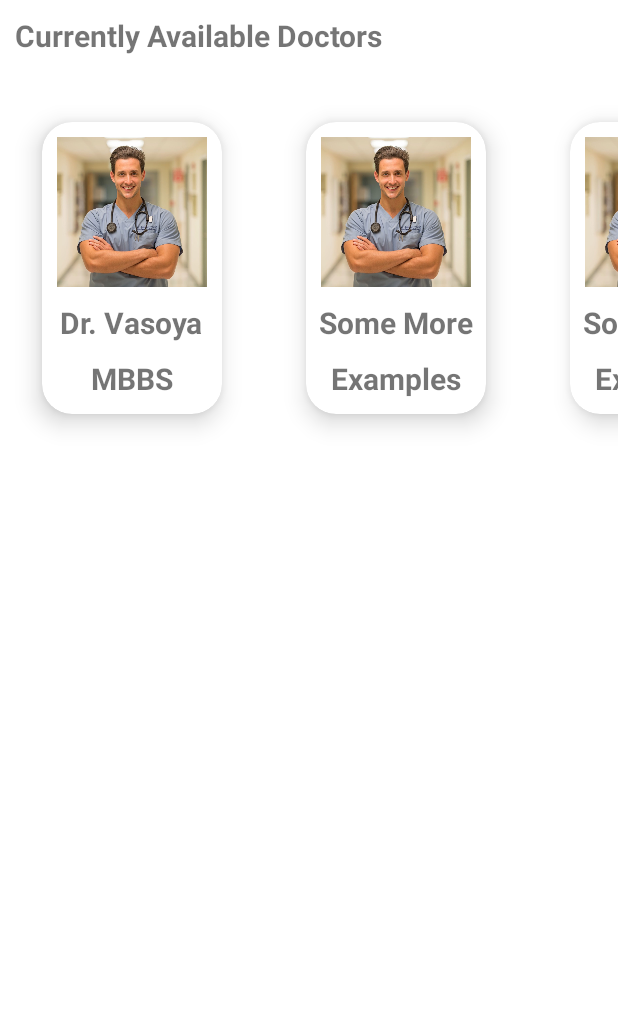
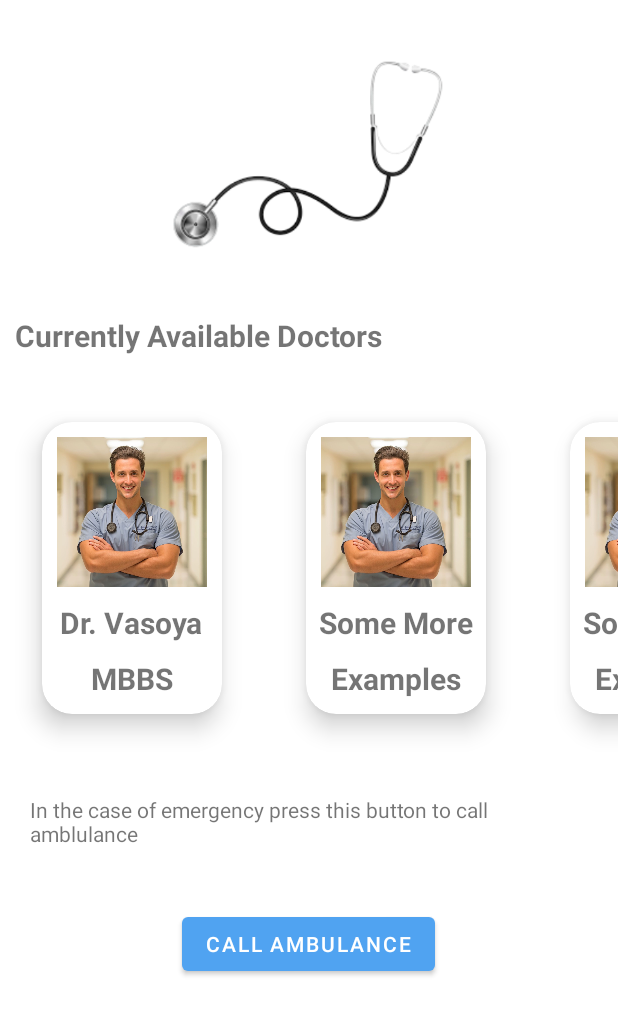
Before and after one commit to foram-patel-0201/Doctor-Buddy, an Android app: the screen it shows after launch once a user with an empty profile is signed in (MainActivity), on a phone screen of 412 x 824 dp, the part 84-1120 px from its top. Run offline under Robolectric (Android 15) with nearby library versions, the phone set to English and light mode, and no system bars; our stand-ins replace Firebase (no records; nobody signed in at launch, a user with empty details on screens opened directly).

Commit message:
Updated UI

```diff
--- a/app/src/main/AndroidManifest.xml
+++ b/app/src/main/AndroidManifest.xml
@@ -3,6 +3,8 @@
     package="com.tatvaalife.doctorbuddy">
 
     <uses-permission android:name="android.permission.INTERNET" />
+    <uses-permission android:name="android.permission.CALL_PHONE" />
+    <uses-permission android:name="android.permission.ACCESS_NETWORK_STATE"/>
 
     <application
         android:allowBackup="true"
--- a/app/src/main/res/layout/activity_main.xml
+++ b/app/src/main/res/layout/activity_main.xml
@@ -26,6 +26,12 @@
             android:layout_width="match_parent"
             android:layout_height="match_parent"
             android:orientation="vertical">
+
+            <ImageView
+                android:layout_width="200dp"
+                android:layout_gravity="center"
+                android:src="@drawable/sae"
+                android:layout_height="200dp"/>
 
             <TextView
                 android:layout_width="wrap_content"
@@ -258,8 +264,22 @@
                 app:layout_constraintStart_toStartOf="parent"
                 app:layout_constraintTop_toBottomOf="@+id/horizontalScrollView" />
 
+            <TextView
+                android:layout_width="wrap_content"
+                android:layout_height="wrap_content"
+                android:layout_margin="20dp"
+                android:text="In the case of emergency press this button to call amblulance"/>
+            <Button
+                android:layout_width="wrap_content"
+                android:layout_height="wrap_content"
+                android:layout_margin="20dp"
+                android:layout_gravity="center"
+                android:text="call Ambulance"
+                android:onClick="callAmbulance"/>
 
         </LinearLayout>
+
+
 
     </LinearLayout>
 
--- a/app/src/main/res/menu/navigation_menu.xml
+++ b/app/src/main/res/menu/navigation_menu.xml
@@ -7,12 +7,9 @@
 
     <item
         android:id="@+id/help"
-        android:title="Help"
+        android:title="About Us"
         />
-    <item
-        android:id="@+id/userGuide"
-        android:title="User Guide"
-        />
+
     <item
         android:id="@+id/privacy"
         android:title="Privacy Policy"
--- a/app/src/main/res/values/colors.xml
+++ b/app/src/main/res/values/colors.xml
@@ -7,4 +7,7 @@
     <color name="teal_700">#FF018786</color>
     <color name="black">#FF000000</color>
     <color name="white">#FFFFFFFF</color>
+
+    <color name="blue">#50A3F1</color>
+    <color name="notification">#4DB479</color>
 </resources>
--- a/app/src/main/res/values/themes.xml
+++ b/app/src/main/res/values/themes.xml
@@ -2,12 +2,12 @@
     <!-- Base application theme. -->
     <style name="Theme.DoctorBuddy" parent="Theme.MaterialComponents.DayNight.NoActionBar">
         <!-- Primary brand color. -->
-        <item name="colorPrimary">@color/purple_500</item>
-        <item name="colorPrimaryVariant">@color/purple_700</item>
+        <item name="colorPrimary">@color/blue</item>
+        <item name="colorPrimaryVariant">@color/notification</item>
         <item name="colorOnPrimary">@color/white</item>
         <!-- Secondary brand color. -->
         <item name="colorSecondary">@color/teal_200</item>
-        <item name="colorSecondaryVariant">@color/teal_700</item>
+        <item name="colorSecondaryVariant">@color/blue</item>
         <item name="colorOnSecondary">@color/black</item>
         <!-- Status bar color. -->
         <item name="android:statusBarColor" tools:targetApi="l">?attr/colorPrimaryVariant</item>
```
Also changed, not shown: app/src/main/java/com/tatvaalife/doctorbuddy/MainActivity.java (+35 -3 lines), app/src/main/res/drawable/dialog_bg.xml (added, +8 -0 lines), app/src/main/res/layout/activity_login.xml (+12 -5 lines), app/src/main/res/layout/dialog_about.xml (added, +107 -0 lines), app/src/main/res/layout/dialog_contacct.xml (added, +86 -0 lines), app/src/main/res/drawable/sae.png (added).
